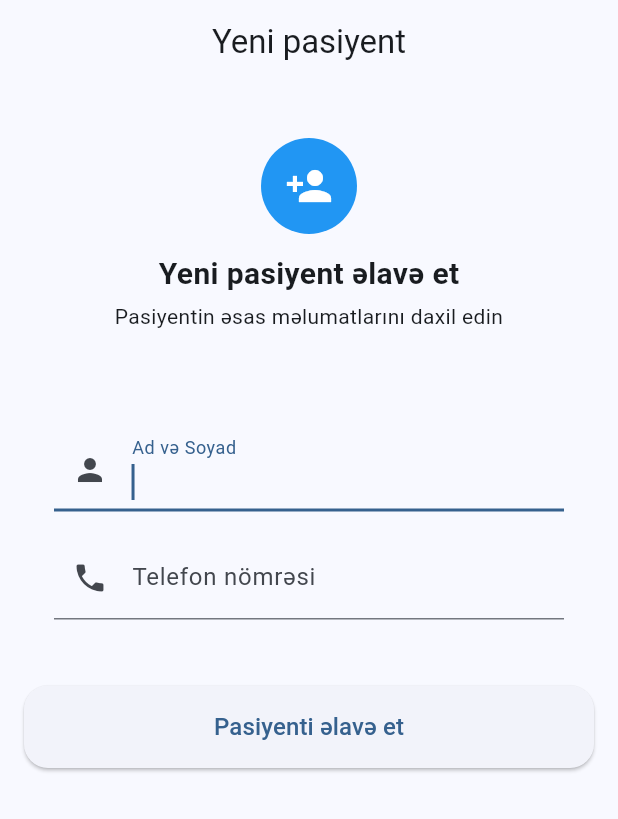
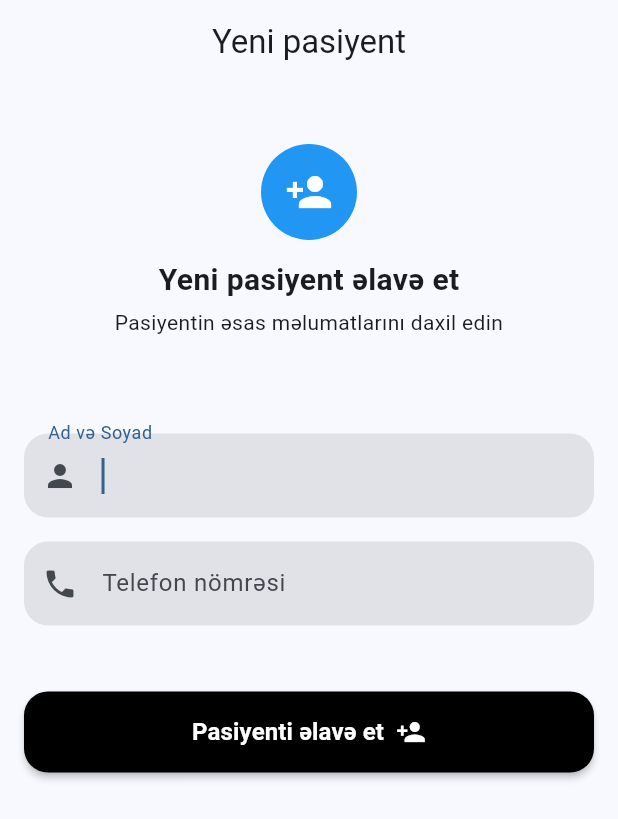
Before and after one commit to karamlyy/dental_mobile, a Flutter app: the AddPatientPage screen opened by its route, on a phone screen of 412 x 824 dp. Shown: the top 819 px of the screen. Run offline on Flutter 3.47's test engine with Material 3 defaults, Android fonts, the light colour scheme and no system bars; our stand-ins replace dio, flutter_bloc, flutter_secure_storage, flutter_svg, get_it, go_router; accounts and stored records are empty.

Commit message:
ui improvement

```diff
--- a/lib/common/widgets/primary_button.dart
+++ b/lib/common/widgets/primary_button.dart
@@ -20,6 +20,7 @@ class PrimaryButton extends StatelessWidget {
 
     return SizedBox(
       height: 54,
+      width: double.infinity,
       child: ElevatedButton(
         onPressed: onPressed,
         style: ElevatedButton.styleFrom(
--- a/lib/features/auth/presentation/pages/login_page.dart
+++ b/lib/features/auth/presentation/pages/login_page.dart
@@ -30,7 +30,7 @@ class LoginPage extends StatelessWidget {
           builder: (context, state) {
             return Center(
               child: SingleChildScrollView(
-                padding: const EdgeInsets.all(24),
+                padding: const EdgeInsets.all(16),
                 child: Column(
                   crossAxisAlignment: CrossAxisAlignment.stretch,
                   children: [
--- a/lib/features/auth/presentation/pages/register_page.dart
+++ b/lib/features/auth/presentation/pages/register_page.dart
@@ -21,7 +21,7 @@ class RegisterPage extends StatelessWidget {
         child: BlocConsumer<AuthCubit, AuthState>(
           listener: (context, state) {
             if (state is AuthSuccess) {
-              context.go('/');
+              context.go('/login');
             } else if (state is AuthError) {
               ScaffoldMessenger.of(context)
                   .showSnackBar(SnackBar(content: Text(state.message)));
@@ -30,11 +30,10 @@ class RegisterPage extends StatelessWidget {
           builder: (context, state) {
             return Center(
               child: SingleChildScrollView(
-                padding: const EdgeInsets.all(24),
+                padding: const EdgeInsets.all(16),
                 child: Column(
                   crossAxisAlignment: CrossAxisAlignment.stretch,
                   children: [
-                    /// 🔹 LOGO / ICON
                     Center(
                       child: Container(
                         padding: const EdgeInsets.all(18),
--- a/lib/features/patient-detail/presentation/pages/patient_detail_page.dart
+++ b/lib/features/patient-detail/presentation/pages/patient_detail_page.dart
@@ -32,7 +32,7 @@ class PatientDetailPage extends StatelessWidget {
               return Column(
                 children: [
                   PatientHeader(patient: patient),
-                  const Divider(),
+
                   Expanded(child: PatientTabs(patientId: patientId)),
                 ],
               );
--- a/lib/features/patient-detail/presentation/widgets/patient_header.dart
+++ b/lib/features/patient-detail/presentation/widgets/patient_header.dart
@@ -2,12 +2,12 @@ import 'package:flutter/material.dart';
 
 class PatientHeader extends StatelessWidget {
   final Map<String, dynamic> patient;
-  const PatientHeader({required this.patient});
+  const PatientHeader({super.key, required this.patient});
 
   @override
   Widget build(BuildContext context) {
     return Container(
-      margin: const EdgeInsets.all(16),
+
       padding: const EdgeInsets.all(16),
       decoration: BoxDecoration(
 
@@ -16,8 +16,6 @@ class PatientHeader extends StatelessWidget {
       child: Row(
         children: [
           CircleAvatar(
-            radius: 28,
-            backgroundColor: Colors.blueAccent,
             child: Text(
               patient['fullName'][0],
               style: const TextStyle(
--- a/lib/features/patients/presentation/pages/add_patient_page.dart
+++ b/lib/features/patients/presentation/pages/add_patient_page.dart
@@ -1,3 +1,4 @@
+import 'package:dental_mobile/common/widgets/primary_button.dart';
 import 'package:dental_mobile/config/di.dart';
 import 'package:flutter/material.dart';
 import 'package:flutter_bloc/flutter_bloc.dart';
@@ -32,7 +33,7 @@ class AddPatientPage extends StatelessWidget {
               children: [
                 // 🔹 Header
                 Container(
-                  padding: const EdgeInsets.all(20),
+                  padding: const EdgeInsets.symmetric(vertical: 24, horizontal: 0),
                   decoration: BoxDecoration(
                     borderRadius: BorderRadius.circular(20),
                   ),
@@ -59,11 +60,11 @@ class AddPatientPage extends StatelessWidget {
                   ),
                 ),
 
-                const SizedBox(height: 24),
+                const SizedBox(height: 20),
 
                 // 🔹 Form Card
                 Container(
-                  padding: const EdgeInsets.all(20),
+                  padding: const EdgeInsets.symmetric(vertical: 20),
                   decoration: BoxDecoration(
 
                     borderRadius: BorderRadius.circular(20),
@@ -75,9 +76,15 @@ class AddPatientPage extends StatelessWidget {
                         builder: (context, state) {
                           return TextFormField(
                             initialValue: state.fullName,
-                            decoration: const InputDecoration(
+                            decoration: InputDecoration(
                               labelText: 'Ad və Soyad',
+                              filled: true,
                               prefixIcon: Icon(Icons.person),
+                              border: OutlineInputBorder(
+                                borderRadius: BorderRadius.circular(16),
+                                borderSide: BorderSide.none,
+                              ),
+                              contentPadding: const EdgeInsets.symmetric(vertical: 16, horizontal: 12),
                             ),
                             onChanged: (value) => context
                                 .read<AddPatientCubit>()
@@ -87,17 +94,25 @@ class AddPatientPage extends StatelessWidget {
                         },
                       ),
                       const SizedBox(height: 16),
+
                       BlocBuilder<AddPatientCubit, AddPatientState>(
                         buildWhen: (p, c) => p.phone != c.phone,
                         builder: (context, state) {
-                          return TextFormField(
-                            initialValue: state.phone,
+                          return TextField(
+
                             keyboardType: TextInputType.phone,
-                            decoration: const InputDecoration(
+
+                            decoration: InputDecoration(
                               labelText: 'Telefon nömrəsi',
+                              filled: true,
                               prefixIcon: Icon(Icons.phone),
+                              border: OutlineInputBorder(
+                                borderRadius: BorderRadius.circular(16),
+                                borderSide: BorderSide.none,
+                              ),
+                              contentPadding: const EdgeInsets.symmetric(vertical: 16, horizontal: 12),
+                            ),
 
-                            ),
                             onChanged: (value) => context
                                 .read<AddPatientCubit>()
                                 .phoneChanged(value),
@@ -109,39 +124,17 @@ class AddPatientPage extends StatelessWidget {
                 ),
 
                 const SizedBox(height: 24),
-
-                // 🔹 Action Button
                 BlocBuilder<AddPatientCubit, AddPatientState>(
                   buildWhen: (p, c) => p.status != c.status,
                   builder: (context, state) {
-                    return SizedBox(
-                      width: double.infinity,
-                      child: ElevatedButton(
-                        onPressed: state.status ==
-                            AddPatientStatus.loading
-                            ? null
-                            : () => context
-                            .read<AddPatientCubit>()
-                            .submit(),
-                        style: ElevatedButton.styleFrom(
-                          padding: const EdgeInsets.symmetric(vertical: 16),
-                          shape: RoundedRectangleBorder(
-                            borderRadius: BorderRadius.circular(16),
-                          ),
-                        ),
-                        child: state.status ==
-                            AddPatientStatus.loading
-                            ? const SizedBox(
-                          height: 22,
-                          width: 22,
-                          child: CircularProgressIndicator(
-                              strokeWidth: 2),
-                        )
-                            : const Text(
-                          'Pasiyenti əlavə et',
-                          style: TextStyle(fontSize: 16),
-                        ),
-                      ),
+                    return PrimaryButton(
+                      text: 'Pasiyenti əlavə et',
+                      onPressed: state.status == AddPatientStatus.loading
+                          ? null
+                          : () => context.read<AddPatientCubit>().submit(),
+                      icon: state.status == AddPatientStatus.loading
+                          ? null
+                          : Icons.person_add, // istəsən icon əlavə edə bilərsən
                     );
                   },
                 ),
```
Also changed, not shown: lib/features/home/presentation/widgets/home_stats.dart (+12 -13 lines), lib/features/patient-detail/presentation/widgets/add_appointment_sheet.dart (+8 -19 lines), lib/features/patient-detail/presentation/widgets/add_payment_sheet.dart (+4 -19 lines), 2 other files.
